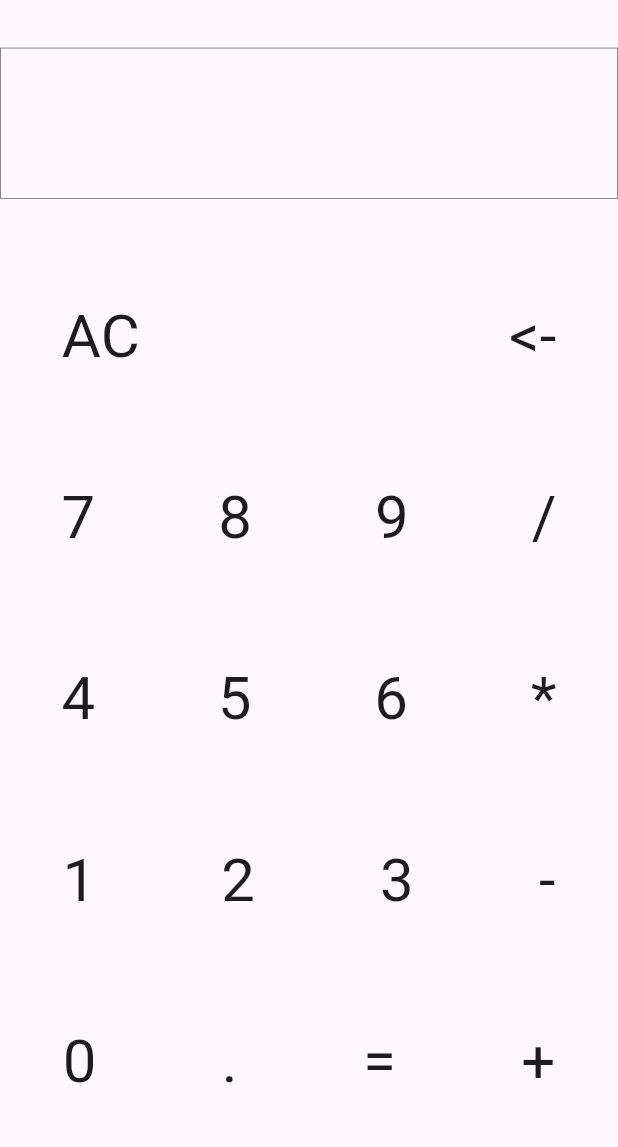
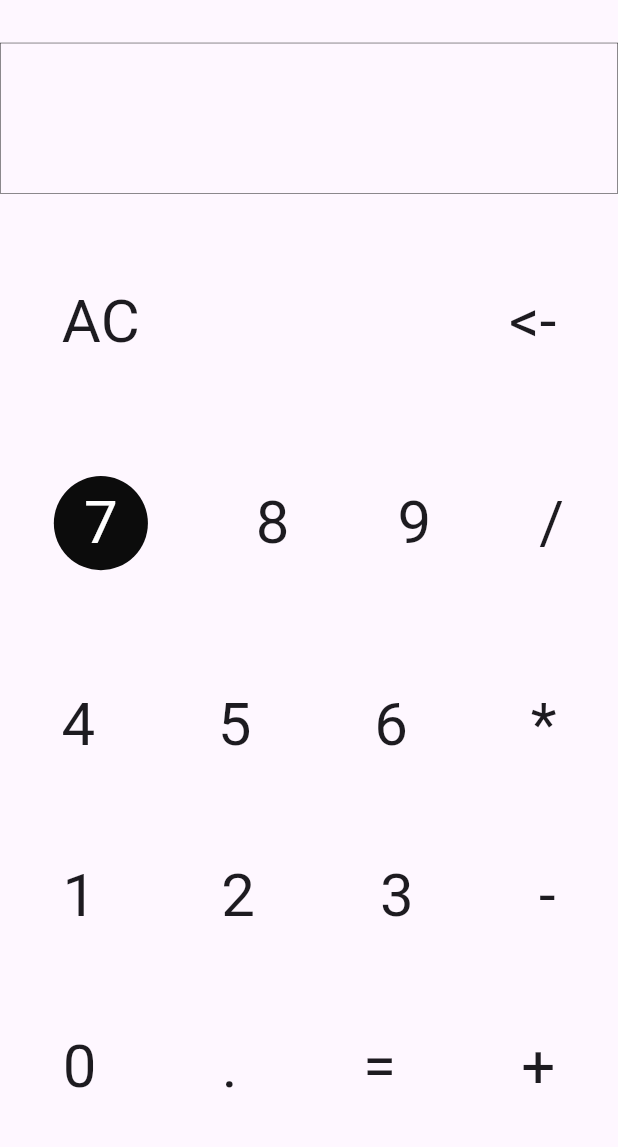
Before and after one commit to diogofragoso/calculadora_flutter, a Flutter app: the screen it shows after launch, on a phone screen of 412 x 824 dp, the part 84-1231 px from its top. Run offline on Flutter 3.47's test engine with Material 3 defaults, Android fonts, the phone set to English and light mode, and no system bars.

Commit message:
Usando background nas teclas

```diff
--- a/calculadora/lib/main.dart
+++ b/calculadora/lib/main.dart
@@ -276,7 +276,15 @@ class _MyAppState extends State<MyApp> {
 
                 calcular('7');
                 },
-              child: Text('7', style: TextStyle(fontSize: 40,),)
+              child: Container(
+                      decoration: BoxDecoration(
+                  color: const Color.fromARGB(255, 12, 12, 12), // Defina a cor de fundo desejada aqui
+                  shape: BoxShape.circle
+                ),
+                padding: EdgeInsets.all(20) ,
+                child: Text('7', style: TextStyle(fontSize: 40, color: Colors.white),)
+
+                )
 
               ),
 
```
